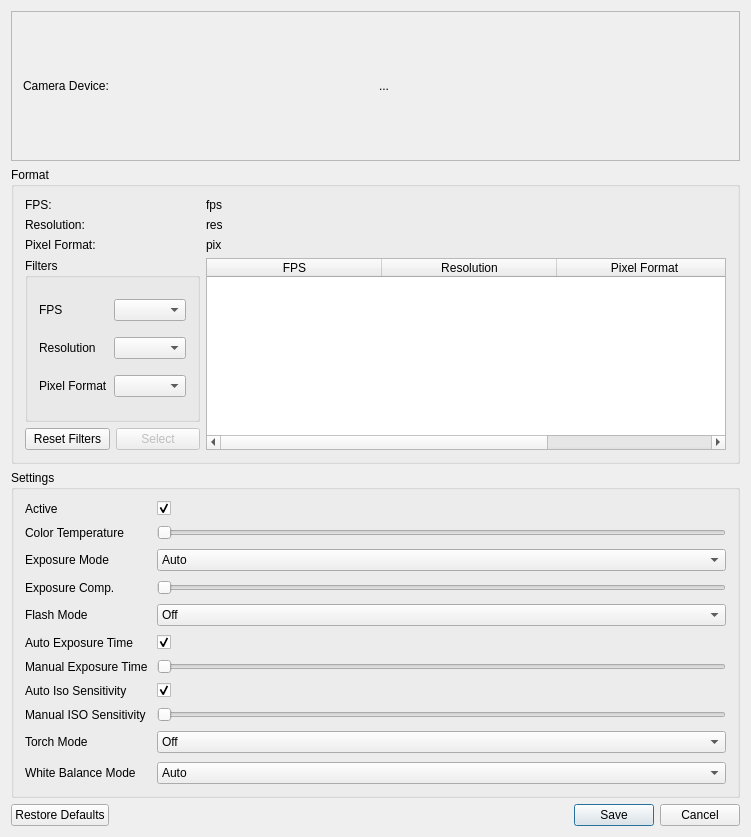
Above: src/Windows/QtCameraControlsWindow/QtCameraControlsDialog.ui from m-riley04/ModularSensorSystem before the change. Below: the same form after it.
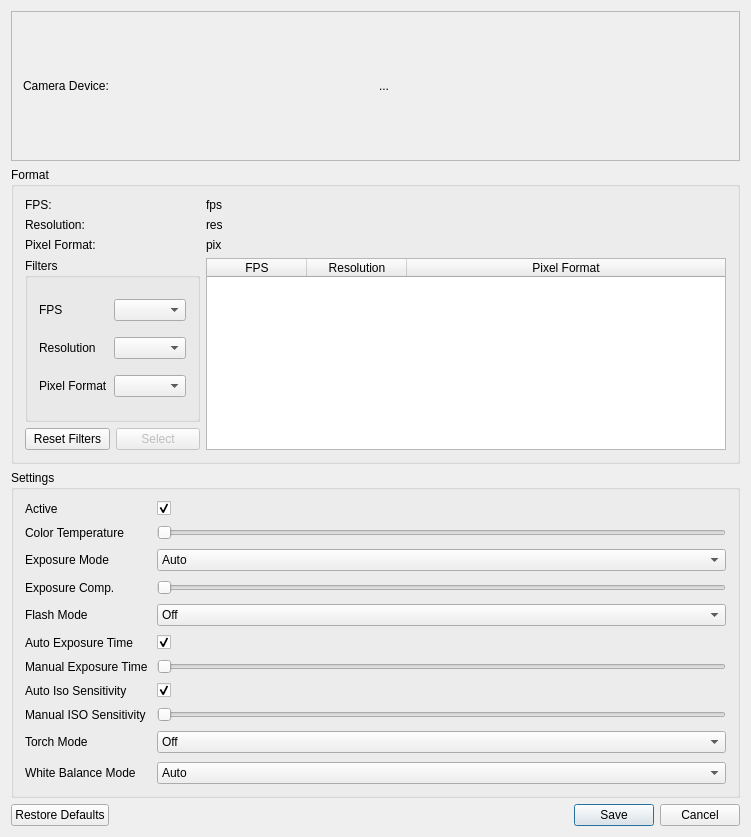
That is the form after the change.

Commit message: add format selection

What changed in the file:
```diff
--- a/src/Windows/QtCameraControlsWindow/QtCameraControlsDialog.ui
+++ b/src/Windows/QtCameraControlsWindow/QtCameraControlsDialog.ui
@@ -85,7 +85,7 @@
          <bool>false</bool>
         </attribute>
         <attribute name="horizontalHeaderDefaultSectionSize">
-         <number>175</number>
+         <number>100</number>
         </attribute>
         <attribute name="horizontalHeaderStretchLastSection">
          <bool>true</bool>
```
Left out of the diff: 2 changed lines with no effect on the pictures. The commit also changes 2 other files.
